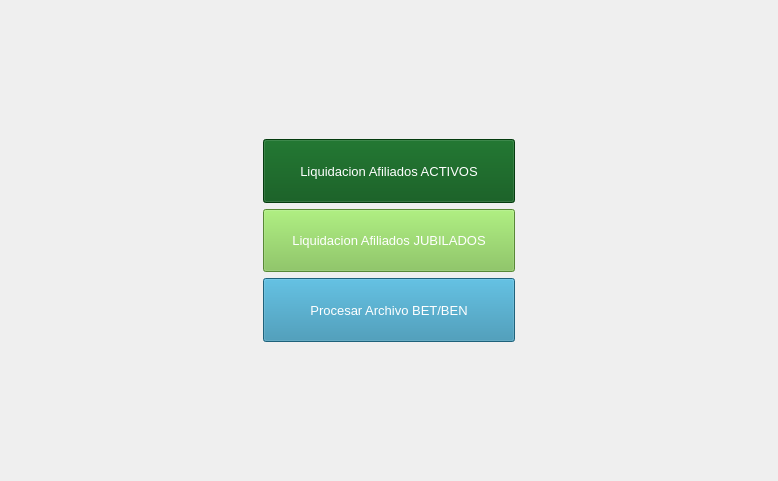
Above: gui/liquidacion/liquidaciones.ui from shae-ra/sindicato before the change. Below: the same form after it.
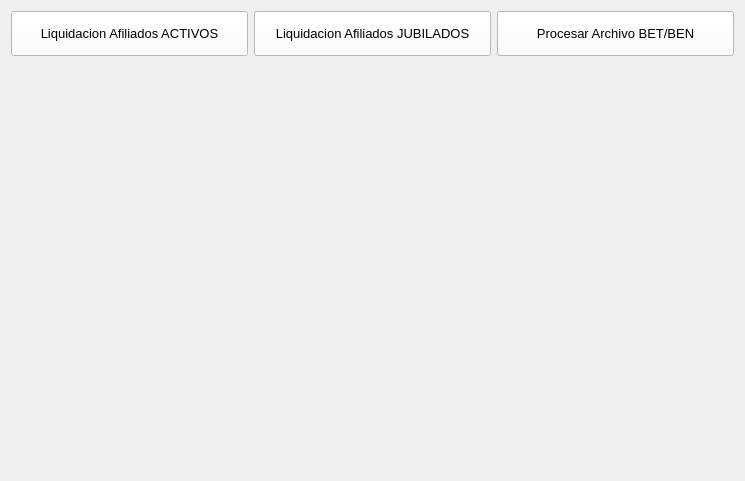
That is the form after the change. Icons and pictures are not drawn.

Patch:
```diff
--- a/gui/liquidacion/liquidaciones.ui
+++ b/gui/liquidacion/liquidaciones.ui
@@ -6,15 +6,15 @@
    <rect>
     <x>0</x>
     <y>0</y>
-    <width>778</width>
+    <width>745</width>
     <height>481</height>
    </rect>
   </property>
   <property name="windowTitle">
    <string>Form</string>
   </property>
-  <layout class="QGridLayout" name="gridLayout">
-   <item row="2" column="1">
+  <layout class="QGridLayout" name="gridLayout" rowstretch="10,90">
+   <item row="0" column="0">
     <widget class="QPushButton" name="pushButton_liquidaciones">
      <property name="sizePolicy">
       <sizepolicy hsizetype="Expanding" vsizetype="Expanding">
@@ -31,8 +31,8 @@
      </property>
      <property name="styleSheet">
       <string notr="true">#pushButton_liquidaciones{
-background-color:#055314;
-color: #FFFFFF;
+background-color:#FFFFFF;
+color: #000000;
 }
 #pushButton_liquidaciones:hover{
 background-color:#37760D;
@@ -54,7 +54,47 @@
      </property>
     </widget>
    </item>
-   <item row="4" column="1">
+   <item row="0" column="1">
+    <widget class="QPushButton" name="pushButton_liquidaciones_2">
+     <property name="sizePolicy">
+      <sizepolicy hsizetype="Expanding" vsizetype="Expanding">
+       <horstretch>0</horstretch>
+       <verstretch>0</verstretch>
+      </sizepolicy>
+     </property>
+     <property name="font">
+      <font>
+       <pointsize>10</pointsize>
+       <weight>50</weight>
+       <bold>false</bold>
+      </font>
+     </property>
+     <property name="styleSheet">
+      <string notr="true">#pushButton_liquidaciones_2{
+background-color:#FFFFFF;
+color: #000000;
+}
+#pushButton_liquidaciones_2:hover{
+background-color:#F1F1F1;
+color: #000000;
+}</string>
+     </property>
+     <property name="text">
+      <string>Liquidacion Afiliados JUBILADOS</string>
+     </property>
+     <property name="icon">
+      <iconset>
+       <normaloff>../iconos/ips.jpg</normaloff>../iconos/ips.jpg</iconset>
+     </property>
+     <property name="iconSize">
+      <size>
+       <width>40</width>
+       <height>40</height>
+      </size>
+     </property>
+    </widget>
+   </item>
+   <item row="0" column="2">
     <widget class="QPushButton" name="pushButton_procesador">
      <property name="sizePolicy">
       <sizepolicy hsizetype="Expanding" vsizetype="Expanding">
@@ -71,10 +111,9 @@
      </property>
      <property name="styleSheet">
       <string notr="true">#pushButton_procesador{
-background-color:#2C89AC;
-color: #FFFFFF;
+background-color:#FFFFFF;
+color: #000000;
 }
-
 #pushButton_procesador:hover{
 background-color:#409FC5 ;
 }</string>
@@ -94,124 +133,12 @@
      </property>
     </widget>
    </item>
-   <item row="3" column="0">
-    <spacer name="horizontalSpacer">
-     <property name="orientation">
-      <enum>Qt::Horizontal</enum>
-     </property>
-     <property name="sizeHint" stdset="0">
-      <size>
-       <width>40</width>
-       <height>20</height>
-      </size>
-     </property>
-    </spacer>
-   </item>
-   <item row="3" column="1">
-    <widget class="QPushButton" name="pushButton_liquidaciones_2">
-     <property name="sizePolicy">
-      <sizepolicy hsizetype="Expanding" vsizetype="Expanding">
-       <horstretch>0</horstretch>
-       <verstretch>0</verstretch>
-      </sizepolicy>
-     </property>
-     <property name="font">
-      <font>
-       <pointsize>10</pointsize>
-       <weight>50</weight>
-       <bold>false</bold>
-      </font>
-     </property>
-     <property name="styleSheet">
-      <string notr="true">#pushButton_liquidaciones_2{
-background-color:#7BBF4B;
-color: #FFFFFF;
-}
-#pushButton_liquidaciones_2:hover{
-background-color:#84B363;
-color: #FFFFFF;
-}</string>
-     </property>
-     <property name="text">
-      <string>Liquidacion Afiliados JUBILADOS</string>
-     </property>
-     <property name="icon">
-      <iconset>
-       <normaloff>../iconos/ips.jpg</normaloff>../iconos/ips.jpg</iconset>
-     </property>
-     <property name="iconSize">
-      <size>
-       <width>40</width>
-       <height>40</height>
-      </size>
-     </property>
+   <item row="1" column="0" colspan="3">
+    <widget class="QStackedWidget" name="stackedWidget">
+     <widget class="QWidget" name="page"/>
+     <widget class="QWidget" name="page_2"/>
     </widget>
    </item>
-   <item row="0" column="1">
-    <spacer name="verticalSpacer">
-     <property name="orientation">
-      <enum>Qt::Vertical</enum>
-     </property>
-     <property name="sizeHint" stdset="0">
-      <size>
-       <width>20</width>
-       <height>40</height>
-      </size>
-     </property>
-    </spacer>
-   </item>
-   <item row="6" column="1">
-    <spacer name="verticalSpacer_2">
-     <property name="orientation">
-      <enum>Qt::Vertical</enum>
-     </property>
-     <property name="sizeHint" stdset="0">
-      <size>
-       <width>20</width>
-       <height>40</height>
-      </size>
-     </property>
-    </spacer>
-   </item>
-   <item row="2" column="2">
-    <spacer name="horizontalSpacer_2">
-     <property name="orientation">
-      <enum>Qt::Horizontal</enum>
-     </property>
-     <property name="sizeHint" stdset="0">
-      <size>
-       <width>40</width>
-       <height>20</height>
-      </size>
-     </property>
-    </spacer>
-   </item>
-   <item row="5" column="1">
-    <spacer name="verticalSpacer_3">
-     <property name="orientation">
-      <enum>Qt::Vertical</enum>
-     </property>
-     <property name="sizeHint" stdset="0">
-      <size>
-       <width>20</width>
-       <height>40</height>
-      </size>
-     </property>
-    </spacer>
-   </item>
-   <item row="1" column="1">
-    <spacer name="verticalSpacer_4">
-     <property name="orientation">
-      <enum>Qt::Vertical</enum>
-     </property>
-     <property name="sizeHint" stdset="0">
-      <size>
-       <width>20</width>
-       <height>40</height>
-      </size>
-     </property>
-    </spacer>
-   </item>
   </layout>
  </widget>
  <resources/>
```
Left out of the diff: 7 changed lines with no effect on the pictures.
